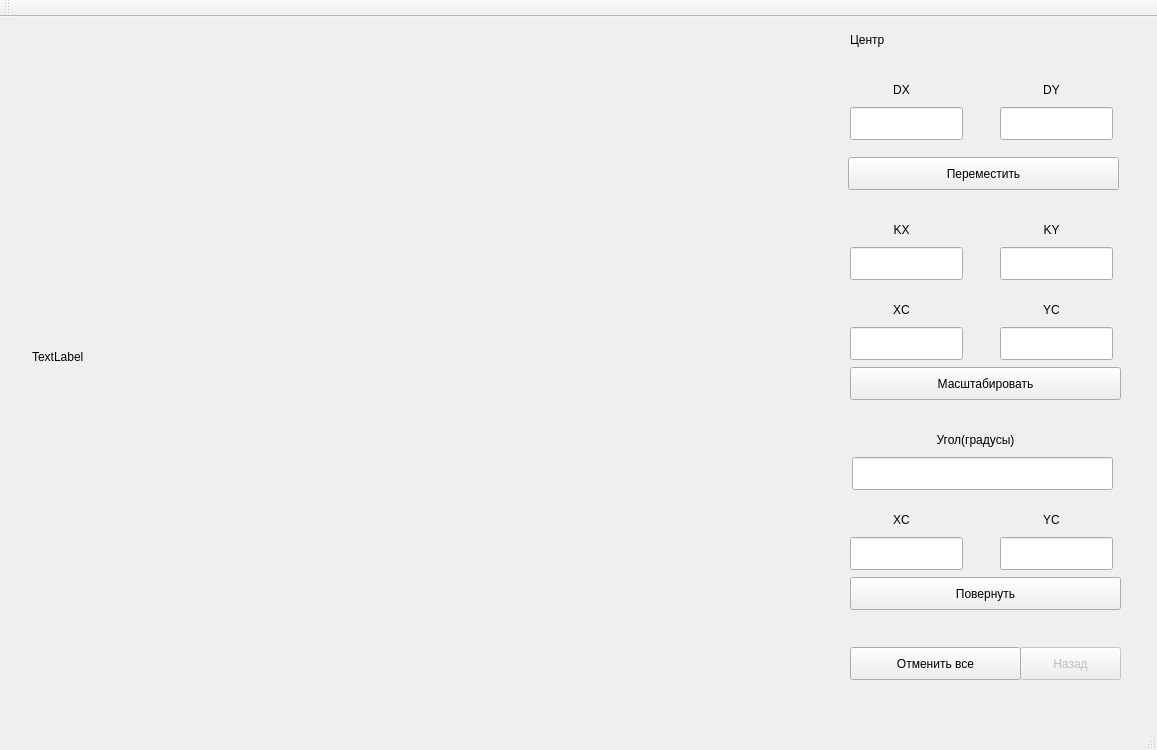
This is lab_02/mainwindow.ui in Ananasiika/bmstu-cg as Qt 5 draws it before an edit. The edited form follows.
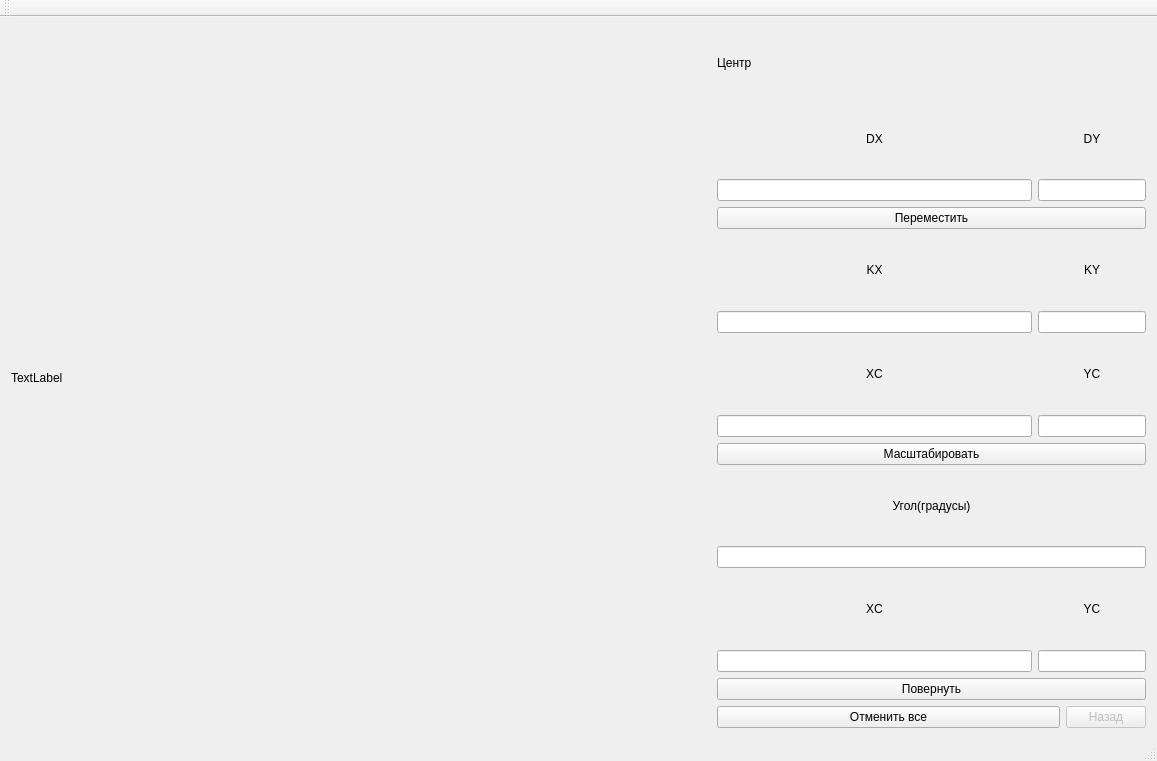
This is the edited form.

Patch:
```diff
--- a/lab_02/mainwindow.ui
+++ b/lab_02/mainwindow.ui
@@ -14,61 +14,31 @@
    <string>MainWindow</string>
   </property>
   <widget class="QWidget" name="centralWidget">
+   <layout class="QHBoxLayout" name="horizontalLayout">
+    <item>
    <widget class="QLabel" name="label">
-    <property name="geometry">
-     <rect>
-      <x>32</x>
-      <y>24</y>
-      <width>801</width>
-      <height>631</height>
-     </rect>
+      <property name="minimumSize">
+       <size>
+        <width>700</width>
+        <height>700</height>
+       </size>
     </property>
     <property name="text">
      <string>TextLabel</string>
     </property>
    </widget>
-   <widget class="QLineEdit" name="dxEdit">
-    <property name="geometry">
-     <rect>
-      <x>850</x>
-      <y>90</y>
-      <width>113</width>
-      <height>33</height>
-     </rect>
-    </property>
-   </widget>
-   <widget class="QLineEdit" name="dyEdit">
-    <property name="geometry">
-     <rect>
-      <x>1000</x>
-      <y>90</y>
-      <width>113</width>
-      <height>33</height>
-     </rect>
-    </property>
-   </widget>
-   <widget class="QPushButton" name="moveButton">
-    <property name="geometry">
-     <rect>
-      <x>848</x>
-      <y>140</y>
-      <width>271</width>
-      <height>33</height>
-     </rect>
-    </property>
+    </item>
+    <item>
+     <layout class="QGridLayout" name="gridLayout">
+      <item row="0" column="0" colspan="3">
+       <widget class="QLabel" name="centerLabel">
     <property name="text">
-     <string>Переместить</string>
-    </property>
-   </widget>
+         <string>Центр</string>
+        </property>
+       </widget>
+      </item>
+      <item row="1" column="0">
    <widget class="QLabel" name="dxLabel">
-    <property name="geometry">
-     <rect>
-      <x>850</x>
-      <y>60</y>
-      <width>103</width>
-      <height>25</height>
-     </rect>
-    </property>
     <property name="layoutDirection">
      <enum>Qt::LeftToRight</enum>
     </property>
@@ -79,15 +49,9 @@
      <set>Qt::AlignCenter</set>
     </property>
    </widget>
+      </item>
+      <item row="1" column="1" colspan="2">
    <widget class="QLabel" name="dyLabel">
-    <property name="geometry">
-     <rect>
-      <x>1000</x>
-      <y>60</y>
-      <width>103</width>
-      <height>25</height>
-     </rect>
-    </property>
     <property name="layoutDirection">
      <enum>Qt::LeftToRight</enum>
     </property>
@@ -98,67 +62,22 @@
      <set>Qt::AlignCenter</set>
     </property>
    </widget>
-   <widget class="QLabel" name="kyLabel">
-    <property name="geometry">
-     <rect>
-      <x>1000</x>
-      <y>200</y>
-      <width>103</width>
-      <height>25</height>
-     </rect>
-    </property>
-    <property name="layoutDirection">
-     <enum>Qt::LeftToRight</enum>
-    </property>
+      </item>
+      <item row="2" column="0">
+       <widget class="QLineEdit" name="dxEdit"/>
+      </item>
+      <item row="2" column="1" colspan="2">
+       <widget class="QLineEdit" name="dyEdit"/>
+      </item>
+      <item row="3" column="0" colspan="3">
+       <widget class="QPushButton" name="moveButton">
     <property name="text">
-     <string>KY</string>
-    </property>
-    <property name="alignment">
-     <set>Qt::AlignCenter</set>
-    </property>
-   </widget>
-   <widget class="QLineEdit" name="kxEdit">
-    <property name="geometry">
-     <rect>
-      <x>850</x>
-      <y>230</y>
-      <width>113</width>
-      <height>33</height>
-     </rect>
-    </property>
-   </widget>
-   <widget class="QLineEdit" name="kyEdit">
-    <property name="geometry">
-     <rect>
-      <x>1000</x>
-      <y>230</y>
-      <width>113</width>
-      <height>33</height>
-     </rect>
-    </property>
-   </widget>
-   <widget class="QPushButton" name="scaleButton">
-    <property name="geometry">
-     <rect>
-      <x>850</x>
-      <y>350</y>
-      <width>271</width>
-      <height>33</height>
-     </rect>
-    </property>
-    <property name="text">
-     <string>Масштабировать</string>
-    </property>
-   </widget>
+         <string>Переместить</string>
+        </property>
+       </widget>
+      </item>
+      <item row="4" column="0">
    <widget class="QLabel" name="kxLabel">
-    <property name="geometry">
-     <rect>
-      <x>850</x>
-      <y>200</y>
-      <width>103</width>
-      <height>25</height>
-     </rect>
-    </property>
     <property name="layoutDirection">
      <enum>Qt::LeftToRight</enum>
     </property>
@@ -169,35 +88,28 @@
      <set>Qt::AlignCenter</set>
     </property>
    </widget>
-   <widget class="QLineEdit" name="xcScaleEdit">
-    <property name="geometry">
-     <rect>
-      <x>850</x>
-      <y>310</y>
-      <width>113</width>
-      <height>33</height>
-     </rect>
-    </property>
-   </widget>
-   <widget class="QLineEdit" name="ycScaleEdit">
-    <property name="geometry">
-     <rect>
-      <x>1000</x>
-      <y>310</y>
-      <width>113</width>
-      <height>33</height>
-     </rect>
-    </property>
-   </widget>
+      </item>
+      <item row="4" column="1" colspan="2">
+       <widget class="QLabel" name="kyLabel">
+        <property name="layoutDirection">
+         <enum>Qt::LeftToRight</enum>
+        </property>
+        <property name="text">
+         <string>KY</string>
+        </property>
+        <property name="alignment">
+         <set>Qt::AlignCenter</set>
+        </property>
+       </widget>
+      </item>
+      <item row="5" column="0">
+       <widget class="QLineEdit" name="kxEdit"/>
+      </item>
+      <item row="5" column="1" colspan="2">
+       <widget class="QLineEdit" name="kyEdit"/>
+      </item>
+      <item row="6" column="0">
    <widget class="QLabel" name="xcScaleLabel">
-    <property name="geometry">
-     <rect>
-      <x>850</x>
-      <y>280</y>
-      <width>103</width>
-      <height>25</height>
-     </rect>
-    </property>
     <property name="layoutDirection">
      <enum>Qt::LeftToRight</enum>
     </property>
@@ -208,15 +120,9 @@
      <set>Qt::AlignCenter</set>
     </property>
    </widget>
+      </item>
+      <item row="6" column="1" colspan="2">
    <widget class="QLabel" name="ycScaleLabel">
-    <property name="geometry">
-     <rect>
-      <x>1000</x>
-      <y>280</y>
-      <width>103</width>
-      <height>25</height>
-     </rect>
-    </property>
     <property name="layoutDirection">
      <enum>Qt::LeftToRight</enum>
     </property>
@@ -227,96 +133,22 @@
      <set>Qt::AlignCenter</set>
     </property>
    </widget>
-   <widget class="QLineEdit" name="xcRotEdit">
-    <property name="geometry">
-     <rect>
-      <x>850</x>
-      <y>520</y>
-      <width>113</width>
-      <height>33</height>
-     </rect>
-    </property>
-   </widget>
-   <widget class="QLineEdit" name="ycRotEdit">
-    <property name="geometry">
-     <rect>
-      <x>1000</x>
-      <y>520</y>
-      <width>113</width>
-      <height>33</height>
-     </rect>
-    </property>
-   </widget>
-   <widget class="QPushButton" name="rotateButton">
-    <property name="geometry">
-     <rect>
-      <x>850</x>
-      <y>560</y>
-      <width>271</width>
-      <height>33</height>
-     </rect>
-    </property>
+      </item>
+      <item row="7" column="0">
+       <widget class="QLineEdit" name="xcScaleEdit"/>
+      </item>
+      <item row="7" column="1" colspan="2">
+       <widget class="QLineEdit" name="ycScaleEdit"/>
+      </item>
+      <item row="8" column="0" colspan="3">
+       <widget class="QPushButton" name="scaleButton">
     <property name="text">
-     <string>Повернуть</string>
-    </property>
-   </widget>
-   <widget class="QLabel" name="ycRotLabel">
-    <property name="geometry">
-     <rect>
-      <x>1000</x>
-      <y>490</y>
-      <width>103</width>
-      <height>25</height>
-     </rect>
-    </property>
-    <property name="layoutDirection">
-     <enum>Qt::LeftToRight</enum>
-    </property>
-    <property name="text">
-     <string>YC</string>
-    </property>
-    <property name="alignment">
-     <set>Qt::AlignCenter</set>
-    </property>
-   </widget>
-   <widget class="QLineEdit" name="angleEdit">
-    <property name="geometry">
-     <rect>
-      <x>852</x>
-      <y>440</y>
-      <width>261</width>
-      <height>33</height>
-     </rect>
-    </property>
-   </widget>
-   <widget class="QLabel" name="xcRotLabel">
-    <property name="geometry">
-     <rect>
-      <x>850</x>
-      <y>490</y>
-      <width>103</width>
-      <height>25</height>
-     </rect>
-    </property>
-    <property name="layoutDirection">
-     <enum>Qt::LeftToRight</enum>
-    </property>
-    <property name="text">
-     <string>XC</string>
-    </property>
-    <property name="alignment">
-     <set>Qt::AlignCenter</set>
-    </property>
-   </widget>
+         <string>Масштабировать</string>
+        </property>
+       </widget>
+      </item>
+      <item row="9" column="0" colspan="3">
    <widget class="QLabel" name="angleLabel">
-    <property name="geometry">
-     <rect>
-      <x>860</x>
-      <y>410</y>
-      <width>231</width>
-      <height>25</height>
-     </rect>
-    </property>
     <property name="layoutDirection">
      <enum>Qt::LeftToRight</enum>
     </property>
@@ -327,48 +159,69 @@
      <set>Qt::AlignCenter</set>
     </property>
    </widget>
+      </item>
+      <item row="10" column="0" colspan="3">
+       <widget class="QLineEdit" name="angleEdit"/>
+      </item>
+      <item row="11" column="0">
+       <widget class="QLabel" name="xcRotLabel">
+        <property name="layoutDirection">
+         <enum>Qt::LeftToRight</enum>
+        </property>
+        <property name="text">
+         <string>XC</string>
+        </property>
+        <property name="alignment">
+         <set>Qt::AlignCenter</set>
+        </property>
+       </widget>
+      </item>
+      <item row="11" column="1" colspan="2">
+       <widget class="QLabel" name="ycRotLabel">
+        <property name="layoutDirection">
+         <enum>Qt::LeftToRight</enum>
+        </property>
+        <property name="text">
+         <string>YC</string>
+        </property>
+        <property name="alignment">
+         <set>Qt::AlignCenter</set>
+        </property>
+       </widget>
+      </item>
+      <item row="12" column="0">
+       <widget class="QLineEdit" name="xcRotEdit"/>
+      </item>
+      <item row="12" column="1" colspan="2">
+       <widget class="QLineEdit" name="ycRotEdit"/>
+      </item>
+      <item row="13" column="0" colspan="3">
+       <widget class="QPushButton" name="rotateButton">
+        <property name="text">
+         <string>Повернуть</string>
+        </property>
+       </widget>
+      </item>
+      <item row="14" column="0" colspan="2">
+       <widget class="QPushButton" name="cancelAllButton">
+        <property name="text">
+         <string>Отменить все</string>
+        </property>
+       </widget>
+      </item>
+      <item row="14" column="2">
    <widget class="QPushButton" name="backButton">
     <property name="enabled">
      <bool>false</bool>
     </property>
-    <property name="geometry">
-     <rect>
-      <x>1020</x>
-      <y>630</y>
-      <width>101</width>
-      <height>33</height>
-     </rect>
-    </property>
     <property name="text">
      <string>Назад</string>
     </property>
    </widget>
-   <widget class="QPushButton" name="cancelAllButton">
-    <property name="geometry">
-     <rect>
-      <x>850</x>
-      <y>630</y>
-      <width>171</width>
-      <height>33</height>
-     </rect>
-    </property>
-    <property name="text">
-     <string>Отменить все</string>
-    </property>
-   </widget>
-   <widget class="QLabel" name="centerLabel">
-    <property name="geometry">
-     <rect>
-      <x>850</x>
-      <y>10</y>
-      <width>301</width>
-      <height>25</height>
-     </rect>
-    </property>
-    <property name="text">
-     <string>Центр</string>
-    </property>
-   </widget>
+      </item>
+     </layout>
+    </item>
+   </layout>
   </widget>
   <widget class="QMenuBar" name="menuBar">
    <property name="geometry">
```
Left out of the diff: 2 changed lines with no effect on the pictures. Lines whose indentation alone changed are shown as unchanged.
